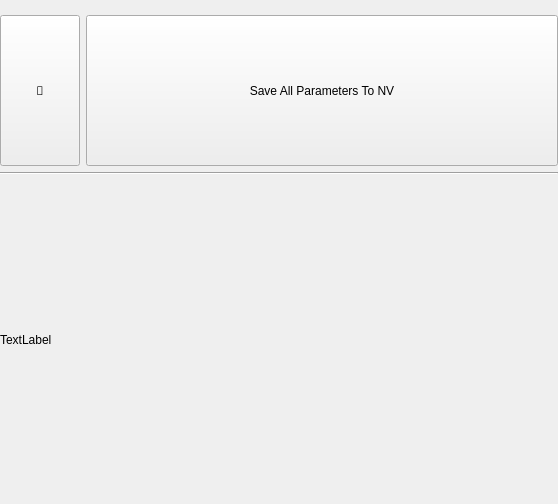
First picture: the form in epyq/parameteredit.ui, repository epcpower/st, before the edit.
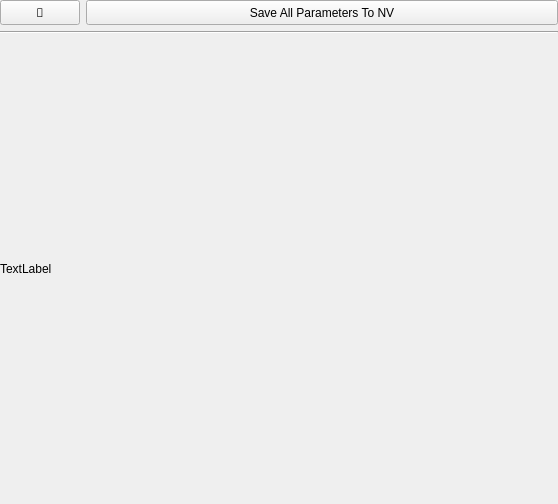
Second picture: the form after the edit. Custom widgets are drawn as their Qt base class.

Commit message: Specify preferred button dimensions and use preferred size policy

```diff
--- a/epyq/parameteredit.ui
+++ b/epyq/parameteredit.ui
@@ -29,27 +29,27 @@
    <property name="bottomMargin">
     <number>0</number>
    </property>
-   <item row="4" column="0">
-    <spacer name="verticalSpacer">
-     <property name="orientation">
-      <enum>Qt::Vertical</enum>
-     </property>
-     <property name="sizeHint" stdset="0">
-      <size>
-       <width>20</width>
-       <height>40</height>
-      </size>
-     </property>
-    </spacer>
-   </item>
    <item row="3" column="0">
+    <spacer name="verticalSpacer">
+     <property name="orientation">
+      <enum>Qt::Vertical</enum>
+     </property>
+     <property name="sizeHint" stdset="0">
+      <size>
+       <width>20</width>
+       <height>40</height>
+      </size>
+     </property>
+    </spacer>
+   </item>
+   <item row="2" column="0">
     <widget class="Line" name="line">
      <property name="orientation">
       <enum>Qt::Horizontal</enum>
      </property>
     </widget>
    </item>
-   <item row="7" column="0">
+   <item row="6" column="0">
     <spacer name="verticalSpacer_2">
      <property name="orientation">
       <enum>Qt::Vertical</enum>
@@ -62,7 +62,7 @@
      </property>
     </spacer>
    </item>
-   <item row="5" column="0">
+   <item row="4" column="0">
     <widget class="QLabel" name="description">
      <property name="text">
       <string>TextLabel</string>
@@ -85,28 +85,12 @@
      </property>
     </widget>
    </item>
-   <item row="0" column="0">
-    <spacer name="verticalSpacer_3">
-     <property name="orientation">
-      <enum>Qt::Vertical</enum>
-     </property>
-     <property name="sizeType">
-      <enum>QSizePolicy::Fixed</enum>
-     </property>
-     <property name="sizeHint" stdset="0">
-      <size>
-       <width>0</width>
-       <height>15</height>
-      </size>
-     </property>
-    </spacer>
-   </item>
-   <item row="2" column="0">
+   <item row="1" column="0">
     <layout class="QHBoxLayout" name="horizontalLayout">
      <item>
       <widget class="QPushButton" name="esc_button">
        <property name="sizePolicy">
-        <sizepolicy hsizetype="Fixed" vsizetype="Minimum">
+        <sizepolicy hsizetype="Fixed" vsizetype="Preferred">
          <horstretch>0</horstretch>
          <verstretch>0</verstretch>
         </sizepolicy>
@@ -124,7 +108,7 @@
      <item>
       <widget class="QPushButton" name="save_to_nv_button">
        <property name="sizePolicy">
-        <sizepolicy hsizetype="Minimum" vsizetype="MinimumExpanding">
+        <sizepolicy hsizetype="Minimum" vsizetype="Preferred">
          <horstretch>0</horstretch>
          <verstretch>0</verstretch>
         </sizepolicy>
```
Left out of the diff: 2 changed lines with no effect on the pictures. The commit also changes 2 other files.
